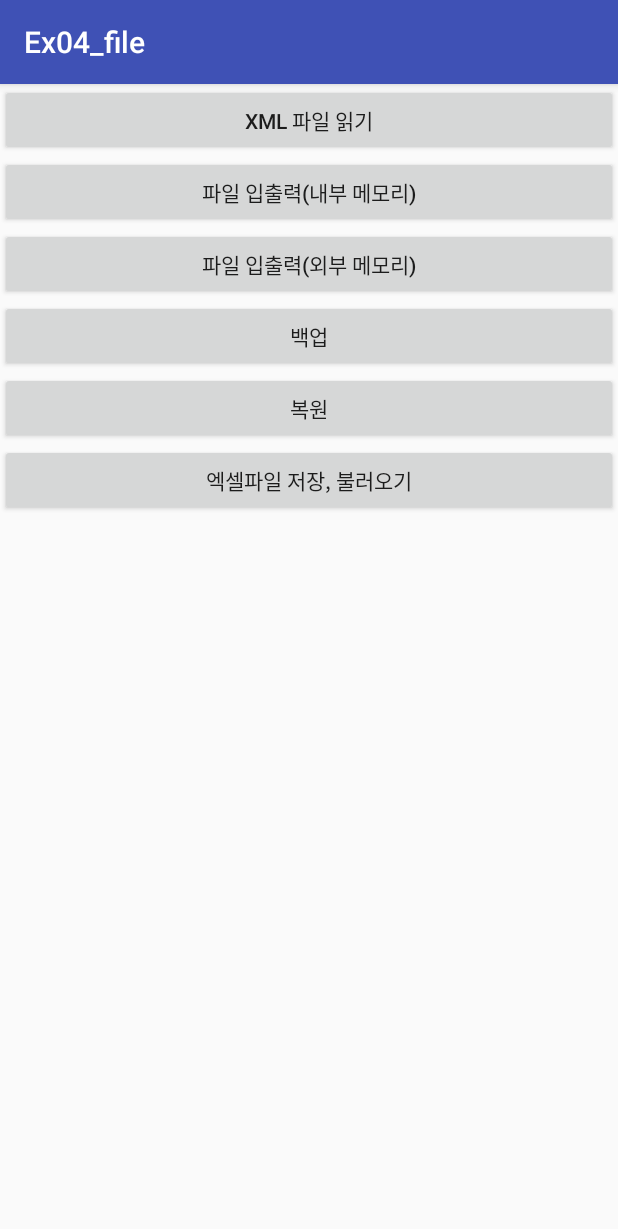
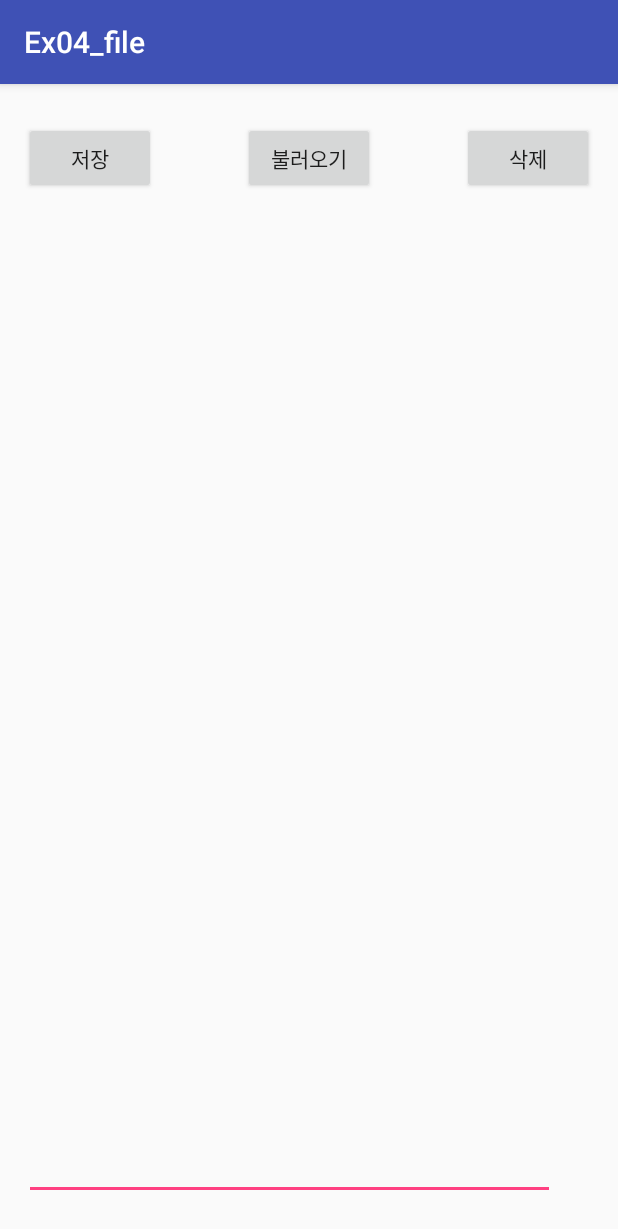
Before and after one commit to CoRock/Android_Ex02_list, an Android app: the screen it shows after launch (MainActivity before the commit, ReadWriteActivity after it), after a tap on "파일 입출력(내부 메모리)", on a phone screen of 412 x 824 dp. Shown: the top 1229 px of the screen. Run offline under Robolectric (Android 15) with nearby library versions, the light colour scheme and no system bars.

Commit message:
$ this is for read & write activity. nox runs without problems : )

```diff
--- a/Ex04_file/app/src/main/AndroidManifest.xml
+++ b/Ex04_file/app/src/main/AndroidManifest.xml
@@ -16,7 +16,8 @@
                 <category android:name="android.intent.category.LAUNCHER" />
             </intent-filter>
         </activity>
-        <activity android:name=".ResourceActivity"></activity>
+        <activity android:name=".ResourceActivity" />
+        <activity android:name=".ReadWriteActivity"></activity>
     </application>
 
 </manifest>
--- a/Ex04_file/app/src/main/java/com/example/ex04_file/MainActivity.java
+++ b/Ex04_file/app/src/main/java/com/example/ex04_file/MainActivity.java
@@ -20,6 +20,9 @@ public class MainActivity extends AppCompatActivity {
             case R.id.button1:
                 intent = new Intent(this, ResourceActivity.class);
                 break;
+            case R.id.button2:
+                intent = new Intent(this, ReadWriteActivity.class);
+                break;
         }
         startActivity(intent);
     }
--- /dev/null
+++ b/Ex04_file/app/src/main/java/com/example/ex04_file/ReadWriteActivity.java
@@ -0,0 +1,61 @@
+package com.example.ex04_file;
+
+import android.support.v7.app.AppCompatActivity;
+import android.os.Bundle;
+import android.view.View;
+import android.widget.Button;
+import android.widget.EditText;
+import android.widget.Toast;
+
+import java.io.File;
+import java.io.FileOutputStream;
+
+public class ReadWriteActivity extends AppCompatActivity {
+
+    Button btnSave, btnLoad, btnDelete;
+    EditText edit1;
+
+    @Override
+    protected void onCreate(Bundle savedInstanceState) {
+        super.onCreate(savedInstanceState);
+        setContentView(R.layout.activity_read_write);
+
+        btnSave = (Button) findViewById(R.id.btnSave);
+        btnLoad = (Button) findViewById(R.id.btnLoad);
+        btnDelete = (Button) findViewById(R.id.btnDelete);
+        edit1 = (EditText) findViewById(R.id.edit1);
+
+        // 저장 버튼 클릭
+        btnSave.setOnClickListener(new View.OnClickListener() {
+            @Override
+            public void onClick(View v) {
+                // /data/data/패키지이름/files : 내부 메모리 파일 전용 디렉토리
+                // '패키지명을 com.example.ex04_file을 적어도 되지만 바뀔 수도 있는 등의 확장성 고려
+                File dir = new File("/data/data/" + getPackageName() + "/files");
+
+                // 디렉토리가 존재하지 않으면
+                if (!dir.exists()) {
+                    // 디렉토리 생성
+                    dir.mkdir();
+                }
+
+                File file = new File("/data/data/" + getPackageName() + "/files/test.txt");
+
+                try {
+                    FileOutputStream fos = new FileOutputStream(file);
+                    String str = edit1.getText().toString();    // '사용자가 입력한 내용
+
+                    // 문자열.getBytes() : 문자열을 바이트 배열로
+                    // write(바이트 배열)
+                    fos.write(str.getBytes());
+                    fos.close();
+                    Toast.makeText(ReadWriteActivity.this,
+                            "저장되었습니다.", Toast.LENGTH_SHORT).show();
+                } catch (Exception e) {
+                    e.printStackTrace();
+                }
+            }
+        });
+    }
+
+}
--- /dev/null
+++ b/Ex04_file/app/src/main/res/layout/activity_read_write.xml
@@ -0,0 +1,58 @@
+<?xml version="1.0" encoding="utf-8"?>
+<android.support.constraint.ConstraintLayout xmlns:android="http://schemas.android.com/apk/res/android"
+    xmlns:app="http://schemas.android.com/apk/res-auto"
+    xmlns:tools="http://schemas.android.com/tools"
+    android:layout_width="match_parent"
+    android:layout_height="match_parent"
+    tools:context=".ReadWriteActivity">
+
+    <Button
+        android:id="@+id/btnSave"
+        android:layout_width="wrap_content"
+        android:layout_height="wrap_content"
+        android:layout_marginBottom="39dp"
+        android:layout_marginLeft="16dp"
+        android:layout_marginStart="16dp"
+        android:layout_marginTop="25dp"
+        android:text="저장"
+        app:layout_constraintBottom_toTopOf="@+id/edit1"
+        app:layout_constraintStart_toStartOf="parent"
+        app:layout_constraintTop_toTopOf="parent"
+        app:layout_constraintVertical_bias="0.0" />
+
+    <Button
+        android:id="@+id/btnLoad"
+        android:layout_width="wrap_content"
+        android:layout_height="wrap_content"
+        android:layout_marginTop="25dp"
+        android:text="불러오기"
+        app:layout_constraintEnd_toEndOf="parent"
+        app:layout_constraintStart_toStartOf="parent"
+        app:layout_constraintTop_toTopOf="parent" />
+
+    <Button
+        android:id="@+id/btnDelete"
+        android:layout_width="wrap_content"
+        android:layout_height="wrap_content"
+        android:layout_marginEnd="16dp"
+        android:layout_marginRight="16dp"
+        android:layout_marginTop="25dp"
+        android:text="삭제"
+        app:layout_constraintEnd_toEndOf="parent"
+        app:layout_constraintTop_toTopOf="parent" />
+
+    <EditText
+        android:id="@+id/edit1"
+        android:layout_width="354dp"
+        android:layout_height="0dp"
+        android:layout_marginBottom="24dp"
+        android:layout_marginLeft="16dp"
+        android:layout_marginStart="16dp"
+        android:layout_marginTop="25dp"
+        android:ems="10"
+        android:inputType="textMultiLine"
+        app:layout_constraintBottom_toBottomOf="parent"
+        app:layout_constraintStart_toStartOf="parent"
+        app:layout_constraintTop_toBottomOf="@+id/btnLoad"
+        app:layout_constraintVertical_bias="0.0" />
+</android.support.constraint.ConstraintLayout>
```
